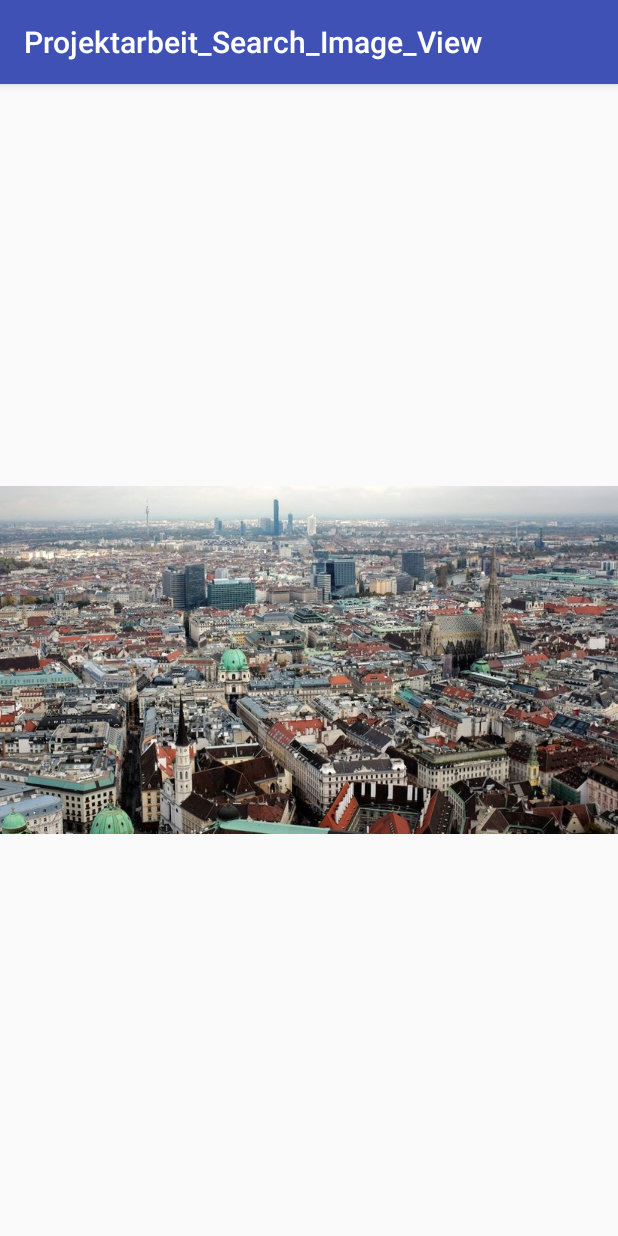
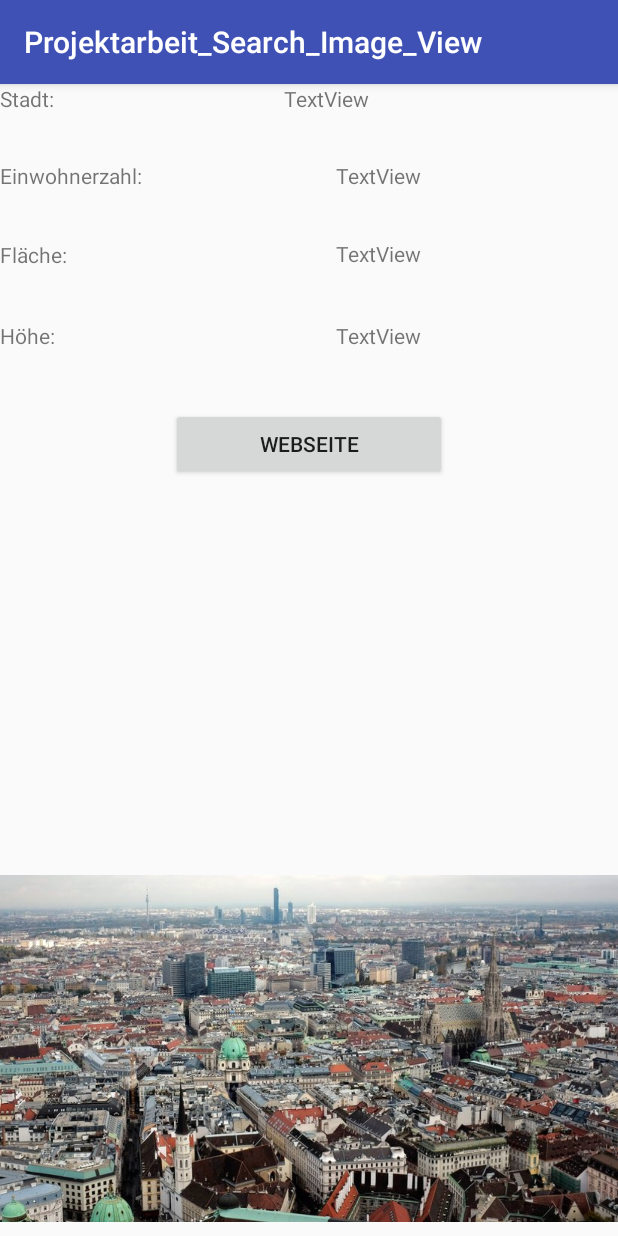
Before and after one commit to NoahBunte/Projekt_MGIN, an Android app: the ImageMain screen opened directly, with no data from a screen before it, on a phone screen of 412 x 824 dp. Run offline under Robolectric (Android 15) with nearby library versions, the phone set to English and light mode, and no system bars.

Commit message:
layout stadt

```diff
--- a/app/src/main/java/com/example/noah/projektarbeit_search_image_view/MainActivity.java
+++ b/app/src/main/java/com/example/noah/projektarbeit_search_image_view/MainActivity.java
@@ -28,6 +28,8 @@ public class MainActivity extends AppCompatActivity {
         search_city = (ListView) findViewById(R.id.search_city);
 
         ArrayList <Stadt> items = initData();
+
+        //
 
         adapter = new ArrayAdapter<Stadt>(this, android.R.layout.simple_list_item_1, items);
         search_city.setAdapter(adapter);
--- a/app/src/main/res/layout/stadt_daten.xml
+++ b/app/src/main/res/layout/stadt_daten.xml
@@ -3,11 +3,87 @@
     xmlns:android="http://schemas.android.com/apk/res/android" android:layout_width="match_parent"
     android:layout_height="match_parent">
 
+    <TextView
+        android:id="@+id/textView5"
+        android:layout_width="189dp"
+        android:layout_height="41dp"
+        android:layout_alignBottom="@+id/textViewFläche"
+        android:layout_alignParentStart="true"
+        android:text="Fläche:" />
+
+    <TextView
+        android:id="@+id/textViewHoehe"
+        android:layout_width="183dp"
+        android:layout_height="37dp"
+        android:layout_alignStart="@+id/textViewEinwohner"
+        android:layout_alignTop="@+id/textView7"
+        android:text="TextView" />
+
+    <TextView
+        android:id="@+id/textView7"
+        android:layout_width="186dp"
+        android:layout_height="39dp"
+        android:layout_alignParentStart="true"
+        android:layout_alignParentTop="true"
+        android:layout_marginTop="158dp"
+        android:text="Höhe:" />
+
+    <TextView
+        android:id="@+id/textViewFläche"
+        android:layout_width="183dp"
+        android:layout_height="42dp"
+        android:layout_alignParentTop="true"
+        android:layout_alignStart="@+id/textViewEinwohner"
+        android:layout_marginTop="103dp"
+        android:text="TextView" />
+
+    <TextView
+        android:id="@+id/textViewEinwohner"
+        android:layout_width="188dp"
+        android:layout_height="42dp"
+        android:layout_alignParentEnd="true"
+        android:layout_alignTop="@+id/textView3"
+        android:layout_marginEnd="0dp"
+        android:text="TextView" />
+
+    <TextView
+        android:id="@+id/textView3"
+        android:layout_width="188dp"
+        android:layout_height="43dp"
+        android:layout_alignParentStart="true"
+        android:layout_alignParentTop="true"
+        android:layout_marginTop="51dp"
+        android:text="Einwohnerzahl:" />
+
     <android.support.v4.view.ViewPager
         android:id="@+id/imgview"
         android:layout_width="match_parent"
-        android:layout_height="match_parent"
+        android:layout_height="250dp"
+        android:layout_alignParentBottom="true"
+        android:layout_alignParentStart="true" />
+
+    <Button
+        android:id="@+id/button"
+        android:layout_width="184dp"
+        android:layout_height="wrap_content"
+        android:layout_alignParentTop="true"
+        android:layout_centerHorizontal="true"
+        android:layout_marginTop="216dp"
+        android:text="Webseite" />
+
+    <TextView
+        android:id="@+id/textView"
+        android:layout_width="189dp"
+        android:layout_height="43dp"
         android:layout_alignParentStart="true"
         android:layout_alignParentTop="true"
-        android:layout_marginTop="0dp" />
+        android:text="Stadt:" />
+
+    <TextView
+        android:id="@+id/textViewStadt"
+        android:layout_width="195dp"
+        android:layout_height="40dp"
+        android:layout_alignParentTop="true"
+        android:layout_toEndOf="@+id/textView"
+        android:text="TextView" />
 </RelativeLayout>
```
